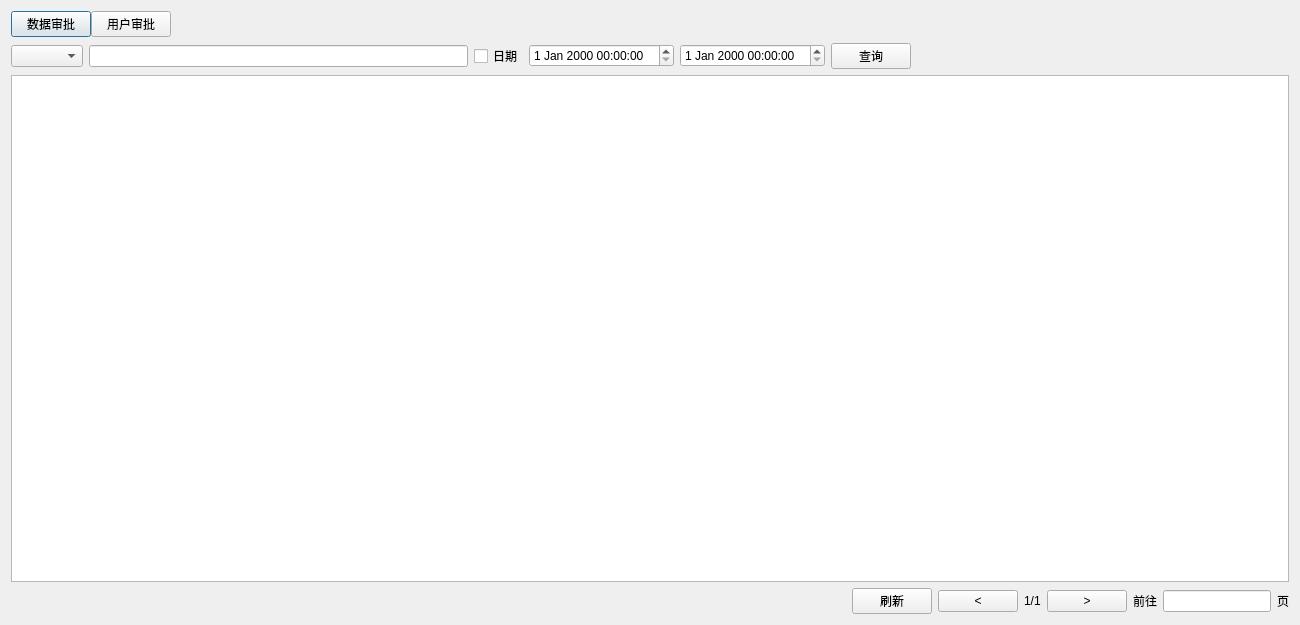
The window that digitalIntegration/ApprovalProgressDialog.ui (jiaqingguo/DI) describes before a commit, drawn with Qt 5.
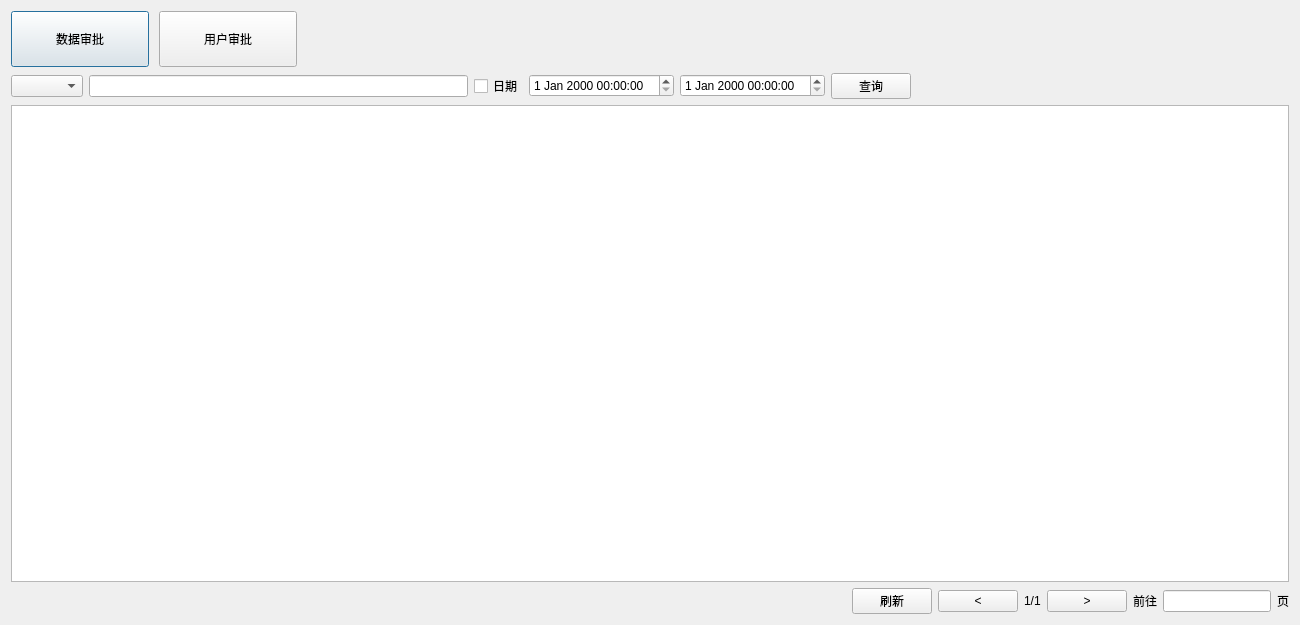
The same window after the commit. The open tabs and pages were chosen to show the change. Custom widgets are drawn as their Qt base class.

Diff of the .ui file:
```diff
--- a/digitalIntegration/ApprovalProgressDialog.ui
+++ b/digitalIntegration/ApprovalProgressDialog.ui
@@ -27,12 +27,43 @@
   </property>
   <layout class="QVBoxLayout" name="verticalLayout_2">
    <item>
+    <widget class="QWidget" name="widget" native="true">
+     <property name="maximumSize">
+      <size>
+       <width>16777215</width>
+       <height>56</height>
+      </size>
+     </property>
     <layout class="QHBoxLayout" name="horizontalLayout">
      <property name="spacing">
+       <number>10</number>
+      </property>
+      <property name="leftMargin">
+       <number>0</number>
+      </property>
+      <property name="topMargin">
+       <number>0</number>
+      </property>
+      <property name="rightMargin">
+       <number>0</number>
+      </property>
+      <property name="bottomMargin">
       <number>0</number>
      </property>
      <item>
       <widget class="QPushButton" name="btnData">
+        <property name="minimumSize">
+         <size>
+          <width>138</width>
+          <height>56</height>
+         </size>
+        </property>
+        <property name="maximumSize">
+         <size>
+          <width>138</width>
+          <height>56</height>
+         </size>
+        </property>
        <property name="text">
         <string>数据审批</string>
        </property>
@@ -40,6 +71,18 @@
      </item>
      <item>
       <widget class="QPushButton" name="btnUser">
+        <property name="minimumSize">
+         <size>
+          <width>138</width>
+          <height>56</height>
+         </size>
+        </property>
+        <property name="maximumSize">
+         <size>
+          <width>138</width>
+          <height>56</height>
+         </size>
+        </property>
        <property name="text">
         <string>用户审批</string>
        </property>
@@ -59,6 +102,7 @@
       </spacer>
      </item>
     </layout>
+    </widget>
    </item>
    <item>
     <widget class="QStackedWidget" name="stackedWidget">
```
Left out of the diff: 11 changed lines with no effect on the pictures. Lines whose indentation alone changed are shown as unchanged.
